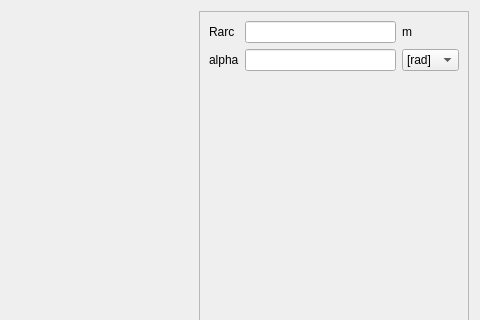
This is pyleecan/GUI/Dialog/DMachineSetup/DBore/PBoreFlower/PBoreFlower.ui in Eomys/pyleecan as Qt 5 draws it before an edit; both pictures show x 419 to 899 and y 0 to 320 of the 899 by 470 pixel window. The edited form follows.
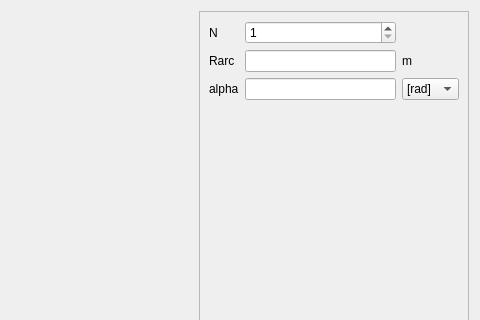
This is the edited form. Icons and pictures are not drawn. Custom widgets are drawn as their Qt base class.

Commit message: [BC] enable bore.N GUI input

The edit to the form file:
```diff
--- a/pyleecan/GUI/Dialog/DMachineSetup/DBore/PBoreFlower/PBoreFlower.ui
+++ b/pyleecan/GUI/Dialog/DMachineSetup/DBore/PBoreFlower/PBoreFlower.ui
@@ -88,33 +88,60 @@
        <item>
         <layout class="QGridLayout" name="gridLayout">
          <item row="0" column="0">
+          <widget class="QLabel" name="in_N">
+           <property name="text">
+            <string>N</string>
+           </property>
+          </widget>
+         </item>
+         <item row="0" column="1">
+          <widget class="QSpinBox" name="si_N">
+           <property name="minimum">
+            <number>1</number>
+           </property>
+           <property name="maximum">
+            <number>999999</number>
+           </property>
+           <property name="value">
+            <number>1</number>
+           </property>
+          </widget>
+         </item>
+         <item row="0" column="2">
+          <widget class="QLabel" name="unit_N">
+           <property name="text">
+            <string> </string>
+           </property>
+          </widget>
+         </item>
+         <item row="1" column="0">
           <widget class="QLabel" name="in_Rarc">
            <property name="text">
             <string>Rarc</string>
            </property>
           </widget>
          </item>
-         <item row="0" column="1">
+         <item row="1" column="1">
           <widget class="FloatEdit" name="lf_Rarc"/>
          </item>
-         <item row="0" column="2">
+         <item row="1" column="2">
           <widget class="QLabel" name="unit_Rarc">
            <property name="text">
             <string>m</string>
            </property>
           </widget>
          </item>
-         <item row="1" column="0">
+         <item row="2" column="0">
           <widget class="QLabel" name="in_alpha">
            <property name="text">
             <string>alpha</string>
            </property>
           </widget>
          </item>
-         <item row="1" column="1">
+         <item row="2" column="1">
           <widget class="FloatEdit" name="lf_alpha"/>
          </item>
-         <item row="1" column="2">
+         <item row="2" column="2">
           <widget class="QComboBox" name="c_alpha_unit">
            <property name="maximumSize">
             <size>
```
The commit also changes 4 other files.
